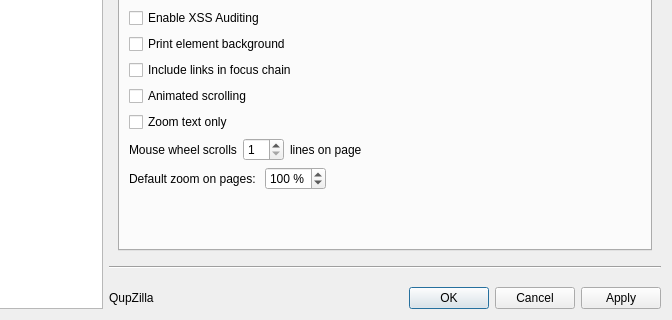
Above: src/lib/preferences/preferences.ui from QupZilla/qupzilla before the change; both pictures show x 128 to 800 and y 180 to 500 of the 800 by 500 pixel window. Below: the same form after it.
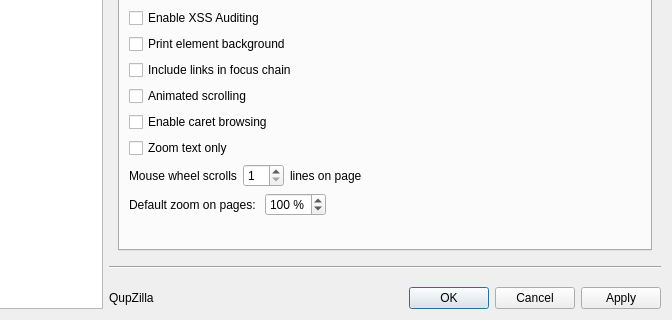
That is the form after the change. The open tabs and pages were chosen to show the change.

Commit message:
Qt5: Added new option to use Caret Browsing
It can be enabled from Preferences -> Browsing,
Menu View or with F7 shortcut.

Diff of the .ui file:
```diff
--- a/src/lib/preferences/preferences.ui
+++ b/src/lib/preferences/preferences.ui
@@ -1061,6 +1061,13 @@
                </property>
               </widget>
              </item>
+             <item>
+              <widget class="QCheckBox" name="caretBrowsing">
+               <property name="text">
+                <string>Enable caret browsing</string>
+               </property>
+              </widget>
+             </item>
              <item>
               <widget class="QCheckBox" name="zoomTextOnly">
                <property name="text">
```
The commit also changes 4 other files.
